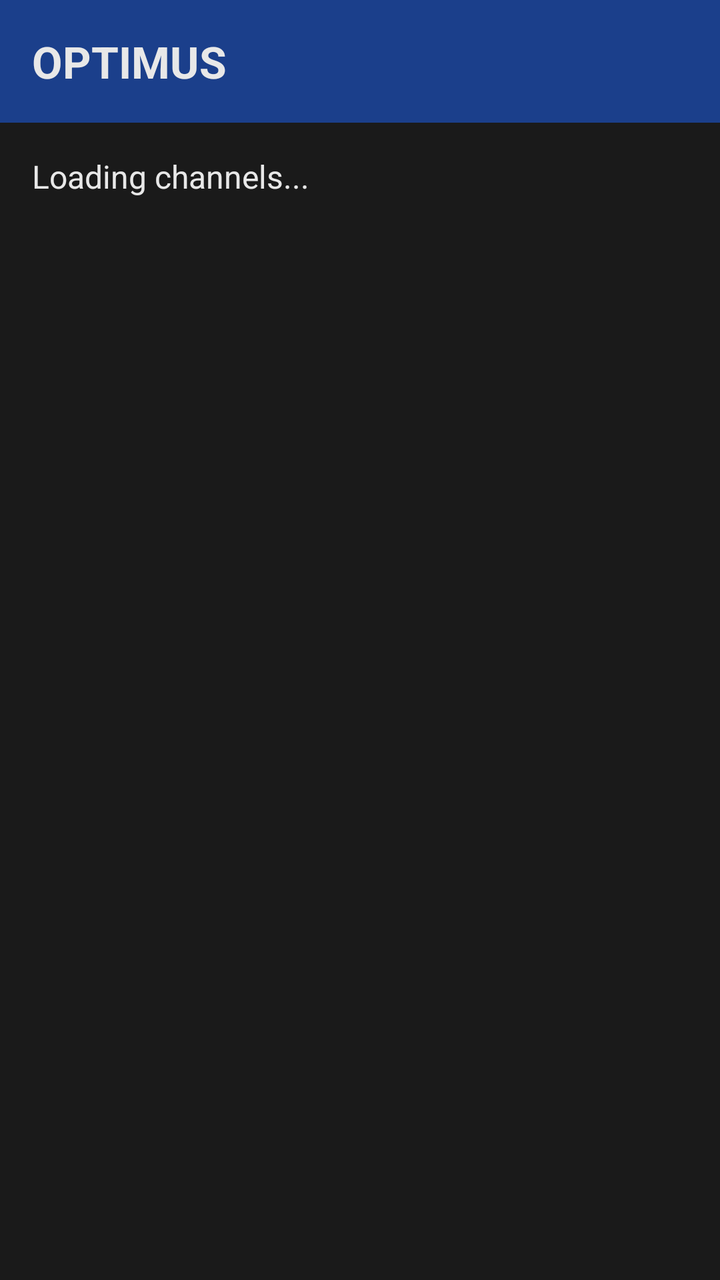
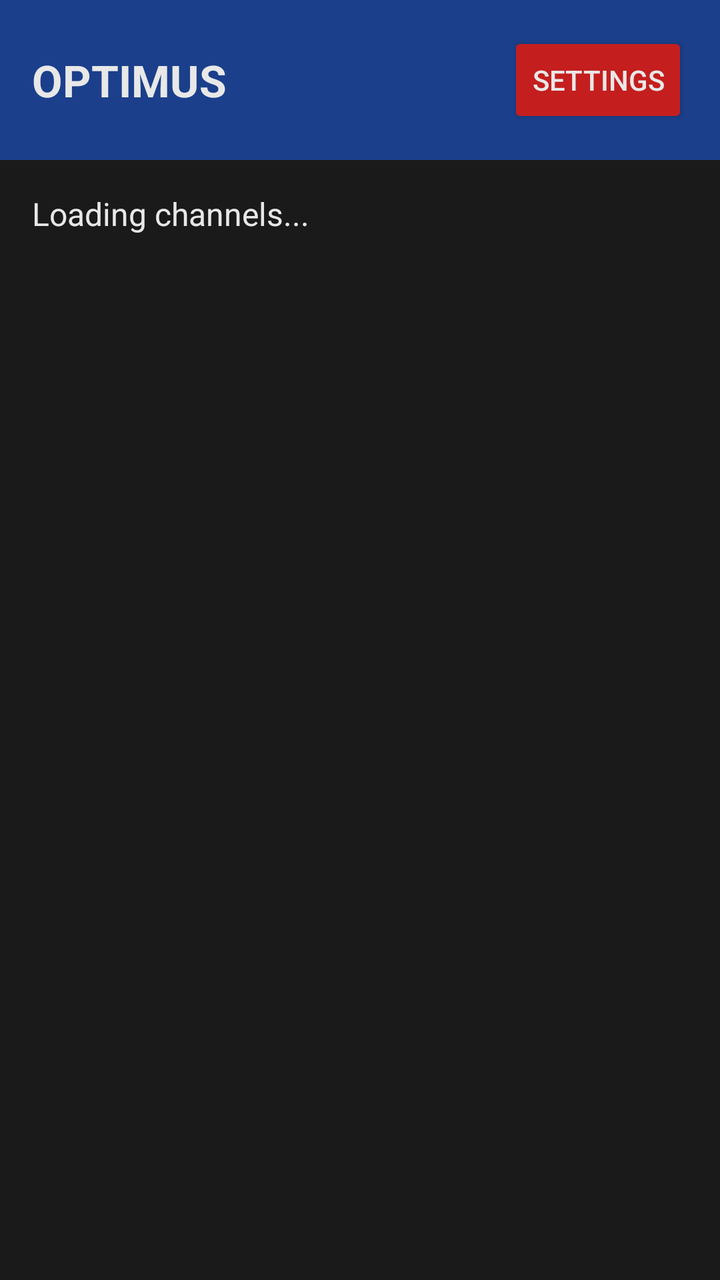

The first picture is an Android layout as it rendered before a commit; the second is the same layout after the commit. The layout source and the unified diff follow.
<!-- AndroidManifest.xml: application theme Theme.Optimus -->
<!-- res/layout/activity_main.xml -->
<?xml version="1.0" encoding="utf-8"?>
<LinearLayout xmlns:android="http://schemas.android.com/apk/res/android"
    android:layout_width="match_parent"
    android:layout_height="match_parent"
    android:orientation="vertical"
    android:background="@color/optimus_dark">

    <LinearLayout
        android:layout_width="match_parent"
        android:layout_height="wrap_content"
        android:orientation="horizontal"
        android:background="@color/optimus_blue"
        android:padding="16dp"
        android:gravity="center_vertical">

        <TextView
            android:layout_width="wrap_content"
            android:layout_height="wrap_content"
            android:text="OPTIMUS"
            android:textColor="@color/optimus_light"
            android:textSize="22sp"
            android:textStyle="bold" />

    </LinearLayout>

    <androidx.media3.ui.PlayerView
        android:id="@+id/miniPlayerView"
        android:layout_width="match_parent"
        android:layout_height="200dp"
        android:visibility="gone"
        android:background="#000000" />

    <TextView
        android:id="@+id/statusText"
        android:layout_width="match_parent"
        android:layout_height="wrap_content"
        android:padding="16dp"
        android:textColor="@color/optimus_light"
        android:text="Loading channels..."
        android:textSize="16sp" />

    <ExpandableListView
        android:id="@+id/channelList"
        android:layout_width="match_parent"
        android:layout_height="match_parent" />

</LinearLayout>
<!-- resources referenced by this layout -->
<resources>
  <color name="optimus_blue">#1B3F8B</color>
  <color name="optimus_dark">#1A1A1A</color>
  <color name="optimus_light">#E8E8E8</color>
  <style name="Theme.Optimus" parent="Theme.AppCompat">
          <item name="colorPrimary">@color/optimus_blue</item>
          <item name="colorPrimaryDark">@color/optimus_dark</item>
          <item name="colorAccent">@color/optimus_red</item>
          <item name="android:windowBackground">@color/optimus_dark</item>
          <item name="android:textColorPrimary">@color/optimus_light</item>
      </style>
  <color name="optimus_red">#C41E1E</color>
</resources>

<!-- the commit's change to res/layout/activity_main.xml (unified diff, before → after) -->
@@ -14,12 +14,21 @@
         android:gravity="center_vertical">
 
         <TextView
-            android:layout_width="wrap_content"
+            android:layout_width="0dp"
+            android:layout_weight="1"
             android:layout_height="wrap_content"
             android:text="OPTIMUS"
             android:textColor="@color/optimus_light"
             android:textSize="22sp"
             android:textStyle="bold" />
+
+        <Button
+            android:id="@+id/settingsButton"
+            android:layout_width="wrap_content"
+            android:layout_height="wrap_content"
+            android:text="Settings"
+            android:textColor="@color/optimus_light"
+            android:backgroundTint="@color/optimus_red" />
 
     </LinearLayout>
 
<!-- resource entries referenced after the edit -->
@@ -3,6 +3,7 @@
   <color name="optimus_blue">#1B3F8B</color>
   <color name="optimus_dark">#1A1A1A</color>
   <color name="optimus_light">#E8E8E8</color>
+  <color name="optimus_red">#C41E1E</color>
   <style name="Theme.Optimus" parent="Theme.AppCompat">
           <item name="colorPrimary">@color/optimus_blue</item>
           <item name="colorPrimaryDark">@color/optimus_dark</item>
@@ -10,6 +11,5 @@
           <item name="android:windowBackground">@color/optimus_dark</item>
           <item name="android:textColorPrimary">@color/optimus_light</item>
       </style>
-  <color name="optimus_red">#C41E1E</color>
 </resources>
 
